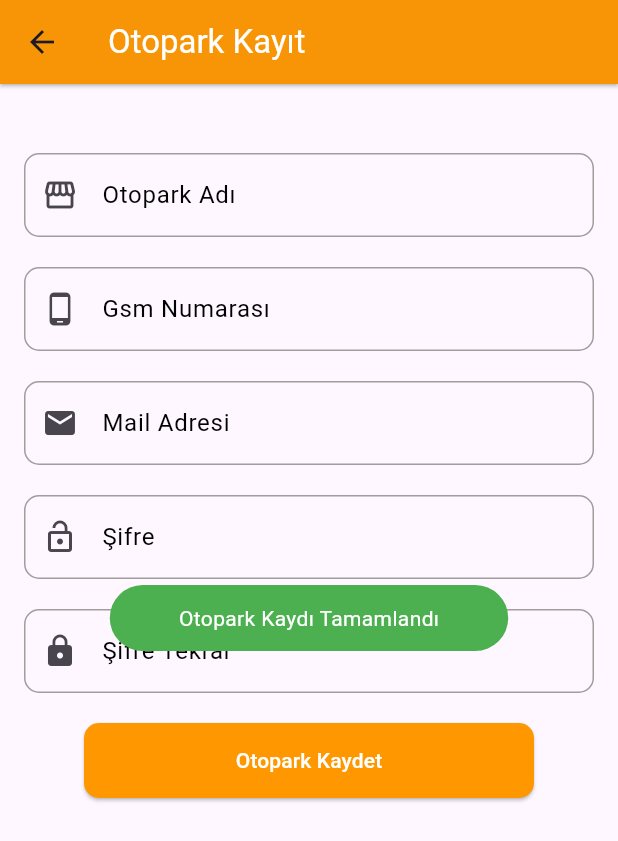
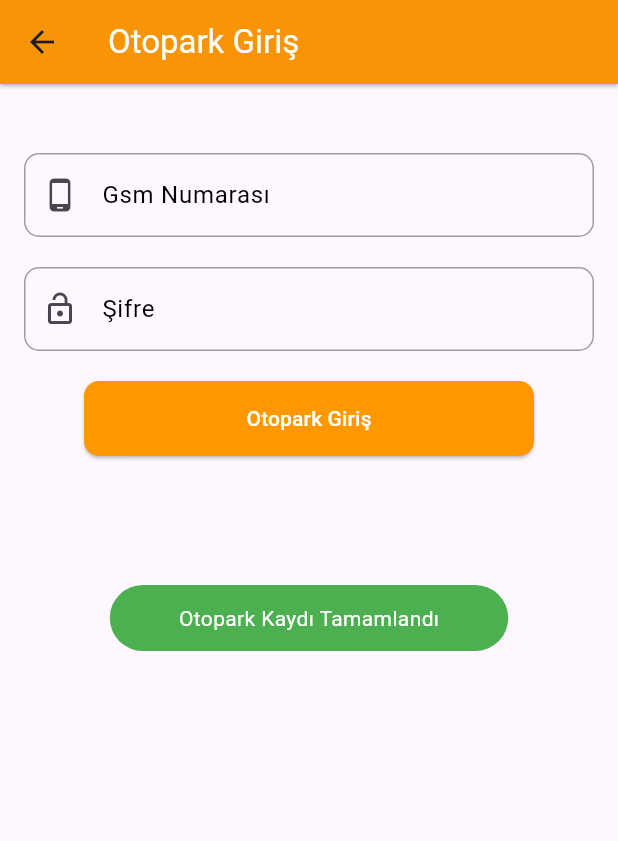
Before and after one commit to alpsarikisla/ValemMobileApplication, a Flutter app: the RegisterPage screen opened directly, after a tap on "Otopark Kaydet", on a phone screen of 412 x 824 dp. Shown: the top 841 px of the screen. Run offline on Flutter 3.47's test engine with Material 3 defaults, Android fonts, the phone set to English and light mode, and no system bars; our stand-ins replace cloud_firestore, firebase_core, fluttertoast, hexcolor; accounts and stored records are empty.

Commit message:
yönlendirme ekranı

```diff
--- a/valem_application/lib/pages/register_page.dart
+++ b/valem_application/lib/pages/register_page.dart
@@ -1,5 +1,6 @@
 import 'package:cloud_firestore/cloud_firestore.dart';
 import 'package:flutter/material.dart';
+import 'package:valem_application/pages/login_page.dart';
 import 'package:valem_application/services/firabase_service.dart';
 import 'package:valem_application/services/models/otopark.dart';
 import 'package:fluttertoast/fluttertoast.dart';
@@ -46,6 +47,10 @@ Widget content(BuildContext context) {
         gravity: ToastGravity.CENTER,
         backgroundColor: Colors.green,
       );
+      Navigator.of(context).push(MaterialPageRoute(
+          builder: (context) => const LoginPage(
+                title: "Otopark Giriş",
+              )));
     } catch (e) {
       Fluttertoast.showToast(
         msg: '     Otopark Eklenirken Hata Oluştu     ',
```
